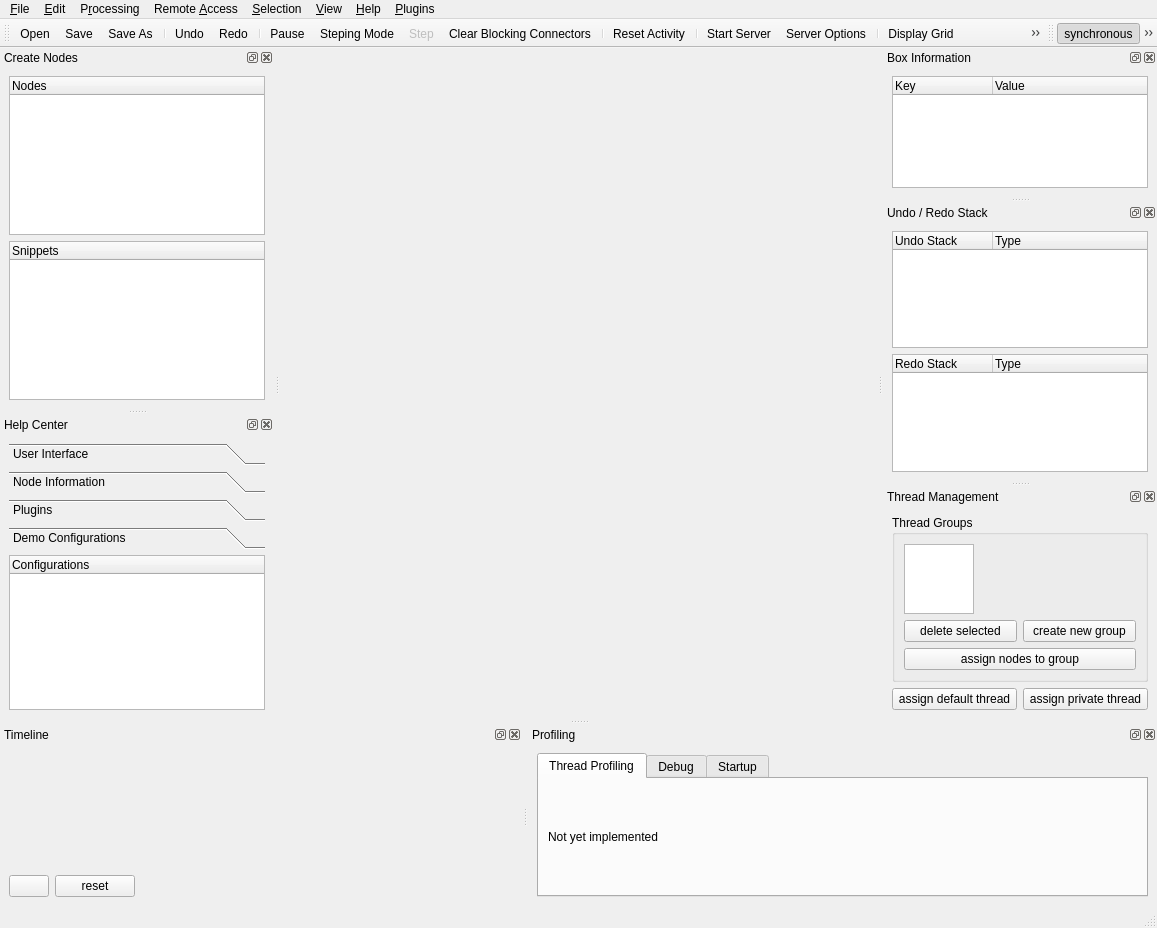
The window that src/csapex_qt/ui/csapex_window.ui (cogsys-tuebingen/csapex) describes before a commit, drawn with Qt 5.
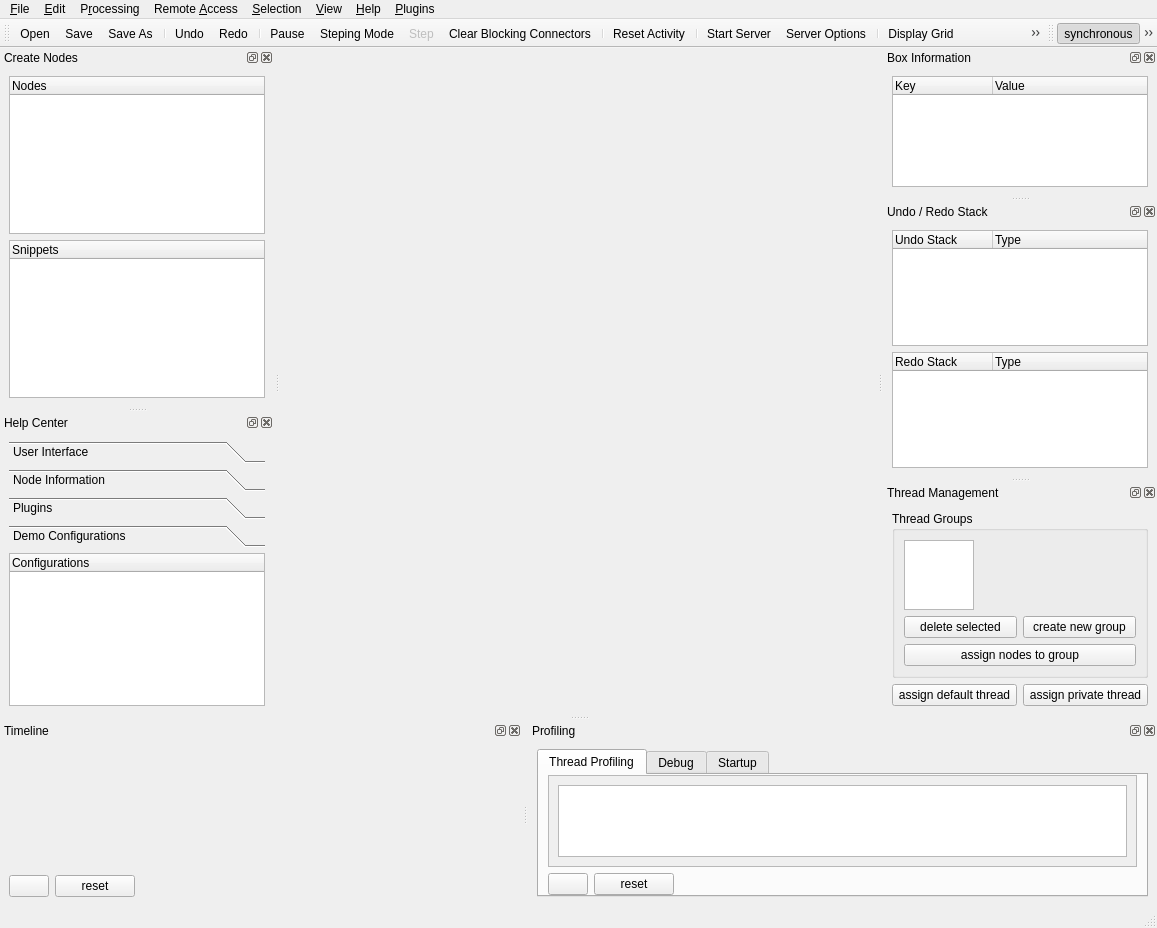
The same window after the commit. Icons and pictures are not drawn.

Commit message: Implemented thread group based profiling

The edit to the form file:
```diff
--- a/src/csapex_qt/ui/csapex_window.ui
+++ b/src/csapex_qt/ui/csapex_window.ui
@@ -525,7 +525,7 @@
           <x>0</x>
           <y>0</y>
           <width>256</width>
-          <height>136</height>
+          <height>133</height>
          </rect>
         </property>
         <attribute name="icon">
@@ -608,7 +608,7 @@
           <x>0</x>
           <y>0</y>
           <width>500</width>
-          <height>117</height>
+          <height>123</height>
          </rect>
         </property>
         <layout class="QHBoxLayout" name="horizontalLayout">
@@ -697,14 +697,93 @@
         <attribute name="title">
          <string>Thread Profiling</string>
         </attribute>
-        <layout class="QHBoxLayout" name="horizontalLayout_4">
+        <layout class="QVBoxLayout" name="verticalLayout_14">
+         <property name="topMargin">
+          <number>0</number>
+         </property>
+         <property name="bottomMargin">
+          <number>0</number>
+         </property>
          <item>
-          <widget class="QLabel" name="label">
-           <property name="text">
-            <string>Not yet implemented</string>
+          <widget class="QScrollArea" name="scrollArea_2">
+           <property name="widgetResizable">
+            <bool>true</bool>
            </property>
+           <widget class="QWidget" name="scrollAreaWidgetContents">
+            <property name="geometry">
+             <rect>
+              <x>0</x>
+              <y>0</y>
+              <width>596</width>
+              <height>90</height>
+             </rect>
+            </property>
+            <layout class="QVBoxLayout" name="verticalLayout_15">
+             <item>
+              <widget class="QTableView" name="thread_profiling_table">
+               <property name="sizePolicy">
+                <sizepolicy hsizetype="MinimumExpanding" vsizetype="Minimum">
+                 <horstretch>0</horstretch>
+                 <verstretch>0</verstretch>
+                </sizepolicy>
+               </property>
+               <property name="sizeAdjustPolicy">
+                <enum>QAbstractScrollArea::AdjustToContents</enum>
+               </property>
+               <property name="selectionBehavior">
+                <enum>QAbstractItemView::SelectRows</enum>
+               </property>
+               <attribute name="horizontalHeaderStretchLastSection">
+                <bool>true</bool>
+               </attribute>
+              </widget>
+             </item>
+            </layout>
+           </widget>
           </widget>
          </item>
+         <item>
+          <layout class="QHBoxLayout" name="horizontalLayout_4">
+           <property name="topMargin">
+            <number>0</number>
+           </property>
+           <item>
+            <widget class="QPushButton" name="thread_profiling_record">
+             <property name="text">
+              <string/>
+             </property>
+             <property name="icon">
+              <iconset resource="../res/csapex_qt_resources.qrc">
+               <normaloff>:/timeline_record.png</normaloff>
+               <normalon>:/timeline_pause.png</normalon>:/timeline_record.png</iconset>
+             </property>
+             <property name="checkable">
+              <bool>true</bool>
+             </property>
+            </widget>
+           </item>
+           <item>
+            <widget class="QPushButton" name="thread_profiling_reset">
+             <property name="text">
+              <string>reset</string>
+             </property>
+            </widget>
+           </item>
+           <item>
+            <spacer name="horizontalSpacer_2">
+             <property name="orientation">
+              <enum>Qt::Horizontal</enum>
+             </property>
+             <property name="sizeHint" stdset="0">
+              <size>
+               <width>40</width>
+               <height>20</height>
+              </size>
+             </property>
+            </spacer>
+           </item>
+          </layout>
+         </item>
         </layout>
        </widget>
        <widget class="QWidget" name="debug">
```
Left out of the diff: 101 changed lines with no effect on the pictures. The commit also changes 21 other files.
